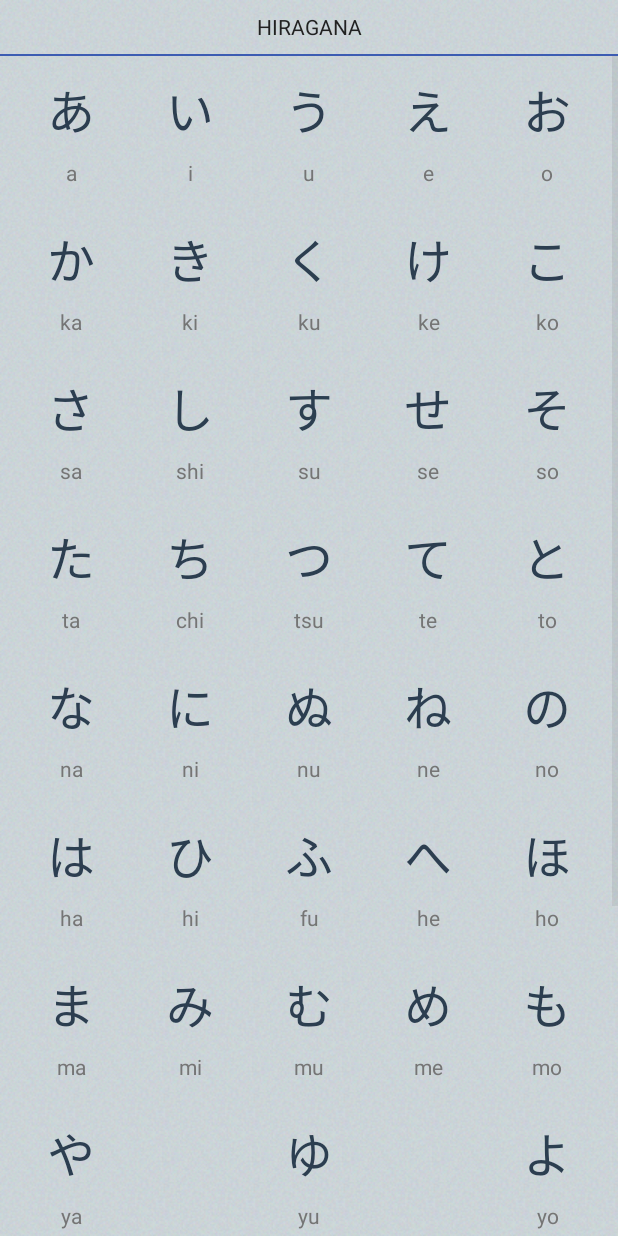
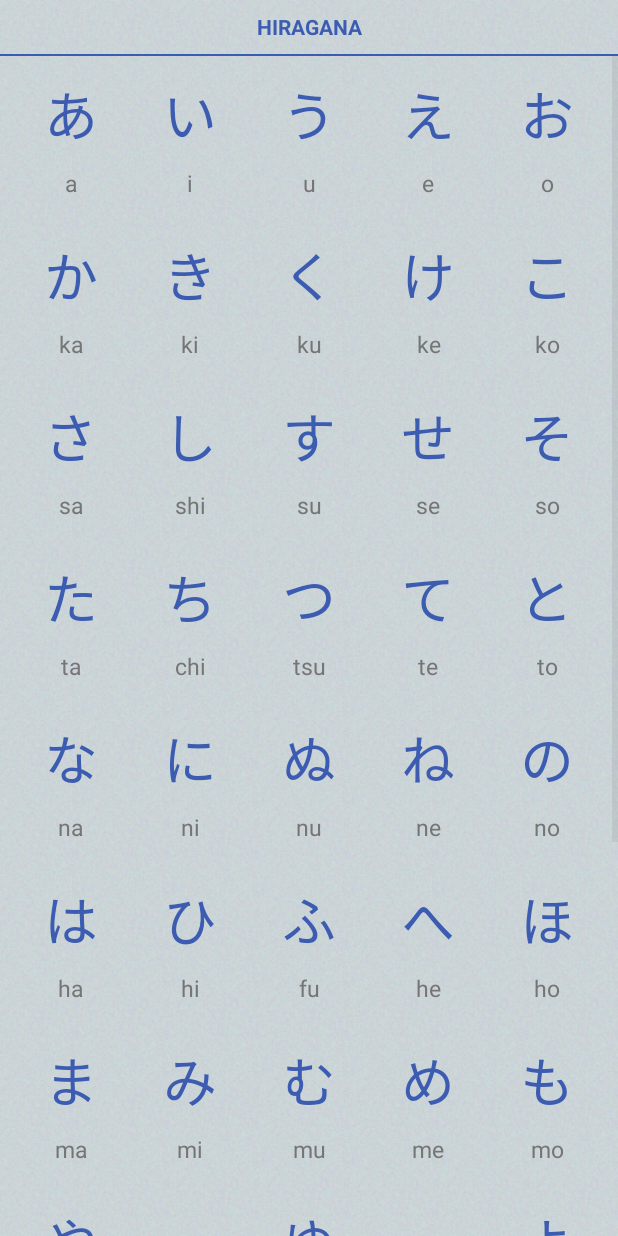
Before and after one commit to dainv1989/ParrotJapanese, an Android app: the HiraActivity screen opened directly, with no data from a screen before it, on a phone screen of 412 x 824 dp. Run offline under Robolectric (Android 15) with nearby library versions, the phone set to English and light mode, and no system bars.

Commit message:
update text color and size of alphabet chart

```diff
--- a/app/src/main/res/layout/activity_alphabet.xml
+++ b/app/src/main/res/layout/activity_alphabet.xml
@@ -9,10 +9,11 @@
         android:id="@+id/txtChartTitle"
         android:layout_width="match_parent"
         android:layout_height="36dp"
+        android:gravity="center"
         android:text="hiragana"
+        android:textStyle="bold"
         android:textAllCaps="true"
-        android:gravity="center"
-        android:textColor="@color/primary_text" />
+        android:textColor="@color/title_color" />
 
     <View
         android:layout_width="match_parent"
--- a/app/src/main/res/layout/alphabet_cell.xml
+++ b/app/src/main/res/layout/alphabet_cell.xml
@@ -13,7 +13,7 @@
         android:layout_height="wrap_content"
         android:gravity="center"
         android:padding="4dp"
-        android:textSize="32sp"
+        android:textSize="36sp"
         android:textColor="@color/title_color"
         android:text="hello" />
     <TextView
@@ -23,6 +23,6 @@
         android:gravity="center"
         android:padding="4dp"
         android:text="world"
-        android:textSize="14sp"
+        android:textSize="15sp"
         android:textColor="@color/secondary_text" />
 </LinearLayout>
--- a/app/src/main/res/layout/main_view_button.xml
+++ b/app/src/main/res/layout/main_view_button.xml
@@ -3,8 +3,8 @@
     android:layout_width="match_parent"
     android:layout_height="match_parent"
     android:gravity="center"
-    android:paddingTop="8dp"
-    android:paddingBottom="8dp"
+    android:paddingTop="16dp"
+    android:paddingBottom="16dp"
     android:orientation="vertical"
     android:background="@drawable/noise_bkg">
 
--- a/app/src/main/res/values/colors.xml
+++ b/app/src/main/res/values/colors.xml
@@ -1,6 +1,6 @@
 <?xml version="1.0" encoding="utf-8"?>
 <resources>
-    <color name="title_color">#2c3e50</color>
+    <color name="title_color">#3c5cb2</color>
     <color name="desc_color">#112c08</color>
     <color name="green_bkg">#3c81b2</color>
     <color name="heading_color">#F48A00</color>
```
